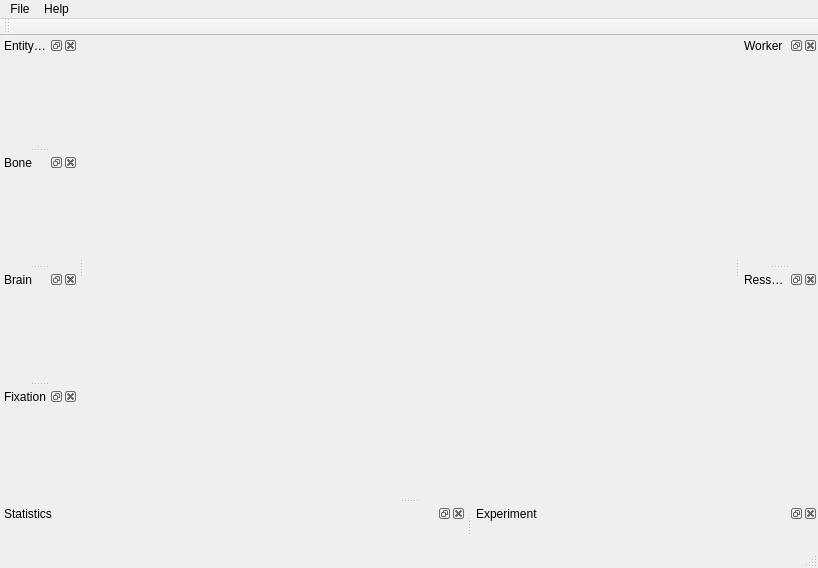
First picture: the form in src/genelab/apps/genelab/creatureviewer/ui/creatureviewerwindow.ui, repository GeneCraft/GeneCraft-Project, before the edit.
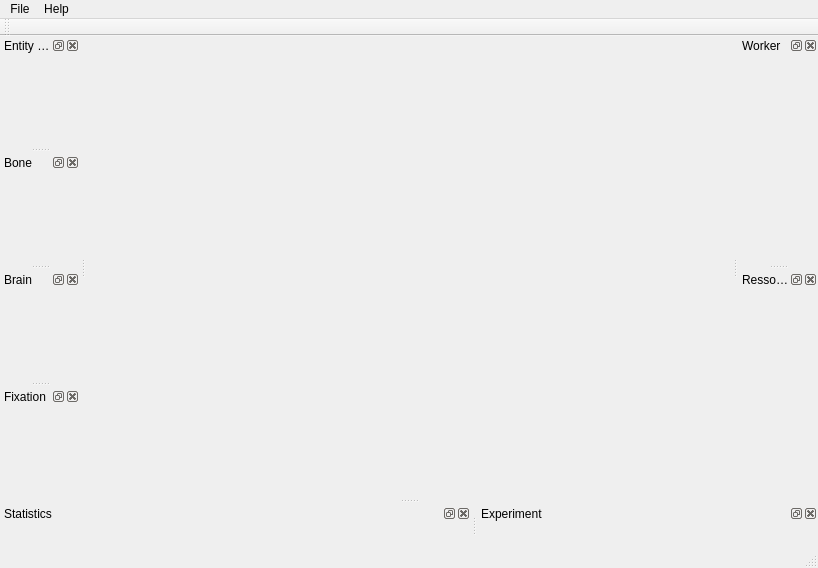
Second picture: the form after the edit. Icons and pictures are not drawn.

What changed in the file:
```diff
--- a/src/genelab/apps/genelab/creatureviewer/ui/creatureviewerwindow.ui
+++ b/src/genelab/apps/genelab/creatureviewer/ui/creatureviewerwindow.ui
@@ -76,7 +76,7 @@
   <widget class="QDockWidget" name="dwCreature">
    <property name="minimumSize">
     <size>
-     <width>78</width>
+     <width>80</width>
      <height>42</height>
     </size>
    </property>
@@ -98,7 +98,7 @@
   <widget class="QDockWidget" name="dwBone">
    <property name="minimumSize">
     <size>
-     <width>78</width>
+     <width>80</width>
      <height>42</height>
     </size>
    </property>
@@ -131,7 +131,7 @@
   <widget class="QDockWidget" name="dwBrain">
    <property name="minimumSize">
     <size>
-     <width>78</width>
+     <width>80</width>
      <height>42</height>
     </size>
    </property>
@@ -146,7 +146,7 @@
   <widget class="QDockWidget" name="dwFixation">
    <property name="minimumSize">
     <size>
-     <width>78</width>
+     <width>80</width>
      <height>42</height>
     </size>
    </property>
@@ -164,7 +164,7 @@
   <widget class="QDockWidget" name="dwStats">
    <property name="minimumSize">
     <size>
-     <width>78</width>
+     <width>80</width>
      <height>42</height>
     </size>
    </property>
@@ -182,7 +182,7 @@
   <widget class="QDockWidget" name="dwWorker">
    <property name="minimumSize">
     <size>
-     <width>78</width>
+     <width>80</width>
      <height>42</height>
     </size>
    </property>
@@ -197,7 +197,7 @@
   <widget class="QDockWidget" name="dwRessourcesBrowser">
    <property name="minimumSize">
     <size>
-     <width>78</width>
+     <width>80</width>
      <height>42</height>
     </size>
    </property>
```
Left out of the diff: 4 changed lines with no effect on the pictures.
